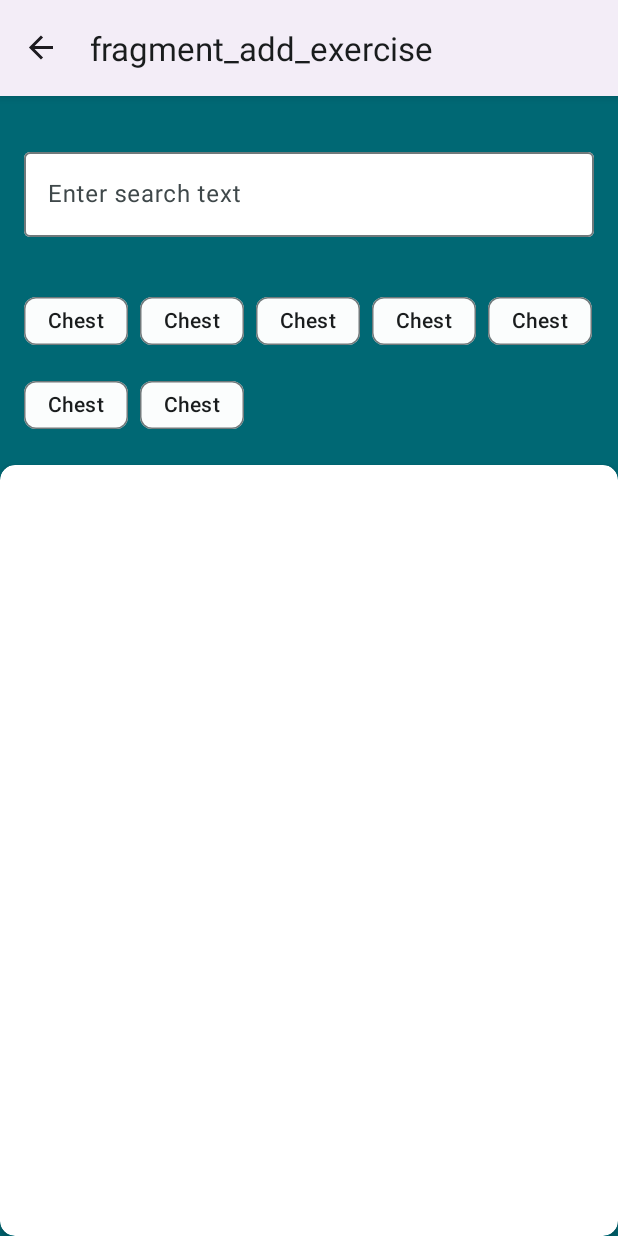
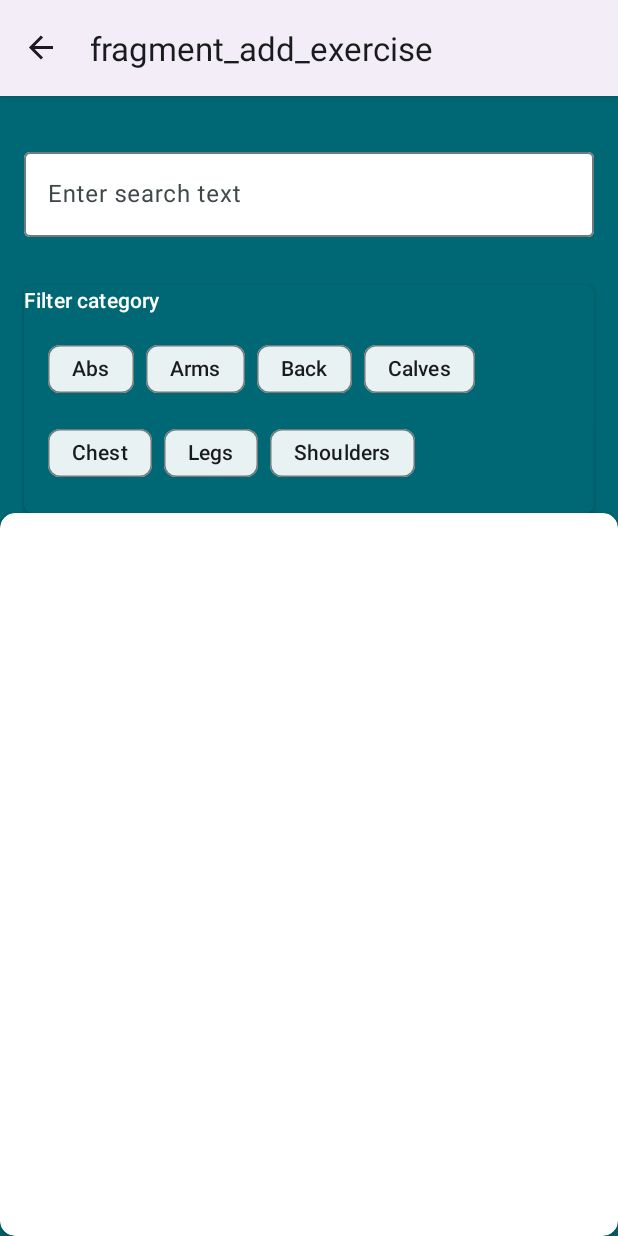
Before and after one commit to joranch/MuscleMate, an Android app: the AddExerciseFragment screen opened through its navigation route, on a phone screen of 412 x 824 dp. Run offline under Robolectric (Android 15) with nearby library versions, the phone set to English and light mode, and no system bars; our stand-ins replace Dagger/Hilt's generated code, data binding, navigation-ui.

Commit message:
Add chips for exercise filters

```diff
--- a/app/src/main/java/com/monarc/musclemate/data/Resource.kt
+++ b/app/src/main/java/com/monarc/musclemate/data/Resource.kt
@@ -6,7 +6,7 @@ sealed class Resource<T>(
     val message: String? = null
 ) {
     class Success<T>(data: T) : Resource<T>(data)
-    class Error<T>(message: String, data: T? = null) : Resource<T>(data, message)
+    class Error<T>(message: String = "", data: T? = null) : Resource<T>(data, message)
     class Loading<T> : Resource<T>()
 }
 
--- a/app/src/main/java/com/monarc/musclemate/domain/repositories/ExerciseApiRepository.kt
+++ b/app/src/main/java/com/monarc/musclemate/domain/repositories/ExerciseApiRepository.kt
@@ -8,7 +8,7 @@ import com.monarc.musclemate.data.remote.responses.ExerciseApiResponse
 
 interface ExerciseApiRepository {
 
-    suspend fun getExercises() : Resource<ExerciseApiResponse<Exercise>>
+    suspend fun getExercises() : Resource<ExerciseApiResponse<Exercise>> // TODO: Refactor to flow
     suspend fun getBaseExercises() : Resource<ExerciseApiResponse<BaseExerciseDto>>
     suspend fun getExerciseInfoById(id: Int) : Resource<ExerciseInfoDto>
 }
--- a/app/src/main/java/com/monarc/musclemate/ui/add_exercise/AddExerciseFragment.kt
+++ b/app/src/main/java/com/monarc/musclemate/ui/add_exercise/AddExerciseFragment.kt
@@ -1,13 +1,17 @@
 package com.monarc.musclemate.ui.add_exercise
 
 import android.os.Bundle
-import androidx.fragment.app.Fragment
 import android.view.LayoutInflater
 import android.view.View
 import android.view.ViewGroup
+import android.view.ViewGroup.LayoutParams.WRAP_CONTENT
+import androidx.core.view.ViewCompat
+import androidx.fragment.app.Fragment
 import androidx.fragment.app.viewModels
-import com.monarc.musclemate.R
+import com.google.android.material.chip.Chip
+import com.monarc.musclemate.data.enums.ApiExerciseCategory
 import com.monarc.musclemate.databinding.FragmentAddExerciseBinding
+import com.monarc.musclemate.domain.models.Muscle
 import dagger.hilt.android.AndroidEntryPoint
 
 @AndroidEntryPoint
@@ -33,6 +37,29 @@ class AddExerciseFragment : Fragment() {
         binding.lifecycleOwner = viewLifecycleOwner
         binding.viewmodel = viewModel
 
+        addChips()
+    }
+
+    private fun addChips() {
+//        val chipGroup = binding.chipGroup
+//        viewModel.muscleList.forEach { muscle ->
+//            chipGroup.addView(createChip(muscle.name))
+//        }
+
+        val chipGroupCategory = binding.chipGroupCategory
+        viewModel.exerciseCategoryList.forEach { category ->
+            chipGroupCategory.addView(createChip(category.name))
+        }
+    }
+
+    private fun createChip(labelText: String) : View {
+        val chip = Chip(requireContext())
+        return chip.apply {
+            id = ViewCompat.generateViewId()
+            text = labelText
+            isCheckable = true
+            layoutParams = ViewGroup.LayoutParams(WRAP_CONTENT, WRAP_CONTENT)
+        }
     }
 
     override fun onDestroy() {
--- a/app/src/main/java/com/monarc/musclemate/ui/add_exercise/AddExerciseViewModel.kt
+++ b/app/src/main/java/com/monarc/musclemate/ui/add_exercise/AddExerciseViewModel.kt
@@ -1,8 +1,44 @@
 package com.monarc.musclemate.ui.add_exercise
 
+import androidx.lifecycle.viewModelScope
+import com.monarc.musclemate.data.Resource
+import com.monarc.musclemate.data.entities.Exercise
+import com.monarc.musclemate.data.enums.ApiExerciseCategory
+import com.monarc.musclemate.domain.repositories.ExerciseApiRepository
 import com.monarc.musclemate.ui.BaseViewModel
+import com.monarc.musclemate.util.MuscleDataHelper
 import dagger.hilt.android.lifecycle.HiltViewModel
+import kotlinx.coroutines.flow.MutableStateFlow
+import kotlinx.coroutines.flow.asStateFlow
+import kotlinx.coroutines.launch
+import javax.inject.Inject
 
-class AddExerciseViewModel : BaseViewModel() {
-    // TODO: Implement the ViewModel
+@HiltViewModel
+class AddExerciseViewModel @Inject constructor(
+    private val exerciseApiRepository: ExerciseApiRepository
+) : BaseViewModel() {
+
+    val muscleList = MuscleDataHelper.getAllMuscles()
+    val exerciseCategoryList = ApiExerciseCategory.values()
+
+    private var _exercises = MutableStateFlow(emptyList<Exercise>())
+    val exercises = _exercises.asStateFlow()
+
+    fun fetchExercisesFromApi() {
+        viewModelScope.launch {
+            when (val result = exerciseApiRepository.getExercises()) {
+                is Resource.Success -> {
+                    result.data?.let {
+                        _exercises.value = result.data.results
+                    }
+                }
+                is Resource.Error -> {
+                    showErrorMessage(result.message!!)
+                }
+                is Resource.Loading -> {
+                    showToastMessage("Downloading exercises")
+                }
+            }
+        }
+    }
 }
--- a/app/src/main/java/com/monarc/musclemate/data/data_source/MuscleDataSource.kt
+++ b/app/src/main/java/com/monarc/musclemate/util/MuscleDataHelper.kt
@@ -1,13 +1,13 @@
-package com.monarc.musclemate.data.data_source
+package com.monarc.musclemate.util
 
 import com.monarc.musclemate.domain.models.Muscle
 
-object MuscleDataSource {
+object MuscleDataHelper {
 
     fun getMuscle(id: Int): Muscle? {
         return if (id > muscles.size || id < 1) {
             null
-        } else muscles[id]
+        } else muscles[id-1]
     }
 
     fun getAllMuscles() = muscles
--- a/app/src/main/res/layout/fragment_add_exercise.xml
+++ b/app/src/main/res/layout/fragment_add_exercise.xml
@@ -5,6 +5,7 @@
     tools:context=".ui.add_exercise.AddExerciseFragment">
 
     <data>
+
         <variable
             name="viewmodel"
             type="com.monarc.musclemate.ui.add_exercise.AddExerciseViewModel" />
@@ -23,7 +24,6 @@
             app:layout_constraintStart_toStartOf="parent"
             app:layout_constraintTop_toTopOf="parent">
 
-
             <com.google.android.material.textfield.TextInputLayout
                 android:id="@+id/search_text_layout"
                 android:layout_width="0dp"
@@ -31,12 +31,13 @@
                 android:layout_marginStart="16dp"
                 android:layout_marginTop="32dp"
                 android:layout_marginEnd="16dp"
+                android:foregroundTint="?attr/colorOnPrimary"
                 app:boxBackgroundColor="?attr/colorOnPrimary"
                 app:endIconDrawable="@drawable/ic_add"
+                app:helperTextTextColor="?attr/colorOnPrimary"
                 app:layout_constraintEnd_toEndOf="parent"
                 app:layout_constraintStart_toStartOf="parent"
-                app:layout_constraintTop_toTopOf="parent"
-                android:foregroundTint="?attr/colorOnPrimary">
+                app:layout_constraintTop_toTopOf="parent">
 
                 <com.google.android.material.textfield.TextInputEditText
                     android:layout_width="match_parent"
@@ -44,65 +45,75 @@
                     android:hint="@string/enter_search_text" />
             </com.google.android.material.textfield.TextInputLayout>
 
-            <com.google.android.material.chip.ChipGroup
-                android:id="@+id/chip_group"
+            <androidx.cardview.widget.CardView
+                android:id="@+id/category_card"
                 android:layout_width="match_parent"
                 android:layout_height="wrap_content"
                 android:layout_marginStart="16dp"
                 android:layout_marginTop="32dp"
                 android:layout_marginEnd="16dp"
-                android:layout_marginBottom="16dp"
-                android:orientation="horizontal"
+                android:foregroundTint="?attr/colorOnPrimarySurface"
+                app:cardBackgroundColor="?attr/colorPrimarySurface"
+                app:cardCornerRadius="5dp"
                 app:layout_constraintBottom_toBottomOf="parent"
                 app:layout_constraintEnd_toEndOf="parent"
                 app:layout_constraintStart_toStartOf="parent"
-                app:layout_constraintTop_toBottomOf="@id/search_text_layout"
-                app:singleSelection="false">
+                app:layout_constraintTop_toBottomOf="@id/search_text_layout">
 
-                <com.google.android.material.chip.Chip
+                <TextView
                     android:layout_width="wrap_content"
                     android:layout_height="wrap_content"
-                    android:background="?attr/colorSecondary"
-                    android:checkable="true"
-                    android:text="Chest" />
+                    android:text="Filter category"
+                    android:textAppearance="@style/TextAppearance.Material3.LabelLarge"
+                    android:textColor="?attr/colorOnPrimary" />
 
-                <com.google.android.material.chip.Chip
-                    android:layout_width="wrap_content"
+                <com.google.android.material.chip.ChipGroup
+                    android:id="@+id/chip_group_category"
+                    android:layout_width="match_parent"
                     android:layout_height="wrap_content"
-                    android:background="?attr/colorSecondary"
-                    android:text="Chest" />
+                    android:layout_marginStart="16dp"
+                    android:layout_marginTop="32dp"
+                    android:layout_marginEnd="16dp"
+                    android:layout_marginBottom="16dp"
+                    android:orientation="horizontal"
+                    app:singleSelection="false" />
+            </androidx.cardview.widget.CardView>
 
-                <com.google.android.material.chip.Chip
-                    android:layout_width="wrap_content"
-                    android:layout_height="wrap_content"
-                    android:background="?attr/colorSecondary"
-                    android:text="Chest" />
+<!--            <androidx.cardview.widget.CardView-->
+<!--                android:id="@+id/muscle_card"-->
+<!--                android:layout_width="match_parent"-->
+<!--                android:layout_height="wrap_content"-->
+<!--                android:layout_marginStart="16dp"-->
+<!--                android:layout_marginTop="32dp"-->
+<!--                android:layout_marginEnd="16dp"-->
+<!--                android:foregroundTint="?attr/colorOnPrimarySurface"-->
+<!--                app:cardBackgroundColor="?attr/colorPrimarySurface"-->
+<!--                app:cardCornerRadius="5dp"-->
+<!--                app:layout_constraintBottom_toBottomOf="parent"-->
+<!--                app:layout_constraintEnd_toEndOf="parent"-->
+<!--                app:layout_constraintStart_toStartOf="parent"-->
+<!--                app:layout_constraintTop_toBottomOf="@id/category_card">-->
 
-                <com.google.android.material.chip.Chip
-                    android:layout_width="wrap_content"
-                    android:layout_height="wrap_content"
-                    android:background="?attr/colorSecondary"
-                    android:text="Chest" />
+<!--                <TextView-->
+<!--                    android:layout_width="wrap_content"-->
+<!--                    android:layout_height="wrap_content"-->
+<!--                    android:text="Filter muscle"-->
+<!--                    android:textAppearance="@style/TextAppearance.Material3.LabelLarge"-->
+<!--                    android:textColor="?attr/colorOnPrimary" />-->
 
-                <com.google.android.material.chip.Chip
-                    android:layout_width="wrap_content"
-                    android:layout_height="wrap_content"
-                    android:background="?attr/colorSecondary"
-                    android:text="Chest" />
+<!--                <com.google.android.material.chip.ChipGroup-->
+<!--                    android:id="@+id/chip_group"-->
+<!--                    android:layout_width="match_parent"-->
+<!--                    android:layout_height="wrap_content"-->
+<!--                    android:layout_marginStart="16dp"-->
+<!--                    android:layout_marginTop="32dp"-->
+<!--                    android:layout_marginEnd="16dp"-->
+<!--                    android:layout_marginBottom="16dp"-->
+<!--                    android:orientation="horizontal"-->
+<!--                    app:singleLine="true"-->
+<!--                    app:singleSelection="false" />-->
+<!--            </androidx.cardview.widget.CardView>-->
 
-                <com.google.android.material.chip.Chip
-                    android:layout_width="wrap_content"
-                    android:layout_height="wrap_content"
-                    android:background="?attr/colorSecondary"
-                    android:text="Chest" />
-
-                <com.google.android.material.chip.Chip
-                    android:layout_width="wrap_content"
-                    android:layout_height="wrap_content"
-                    android:background="?attr/colorSecondary"
-                    android:text="Chest" />
-
-            </com.google.android.material.chip.ChipGroup>
         </androidx.constraintlayout.widget.ConstraintLayout>
 
         <androidx.cardview.widget.CardView
@@ -119,7 +130,7 @@
                 android:id="@+id/workout_recycler_view"
                 android:layout_width="match_parent"
                 android:layout_height="match_parent"
-                android:clipToPadding="true"/>
+                android:clipToPadding="true" />
         </androidx.cardview.widget.CardView>
     </androidx.constraintlayout.widget.ConstraintLayout>
 
```
